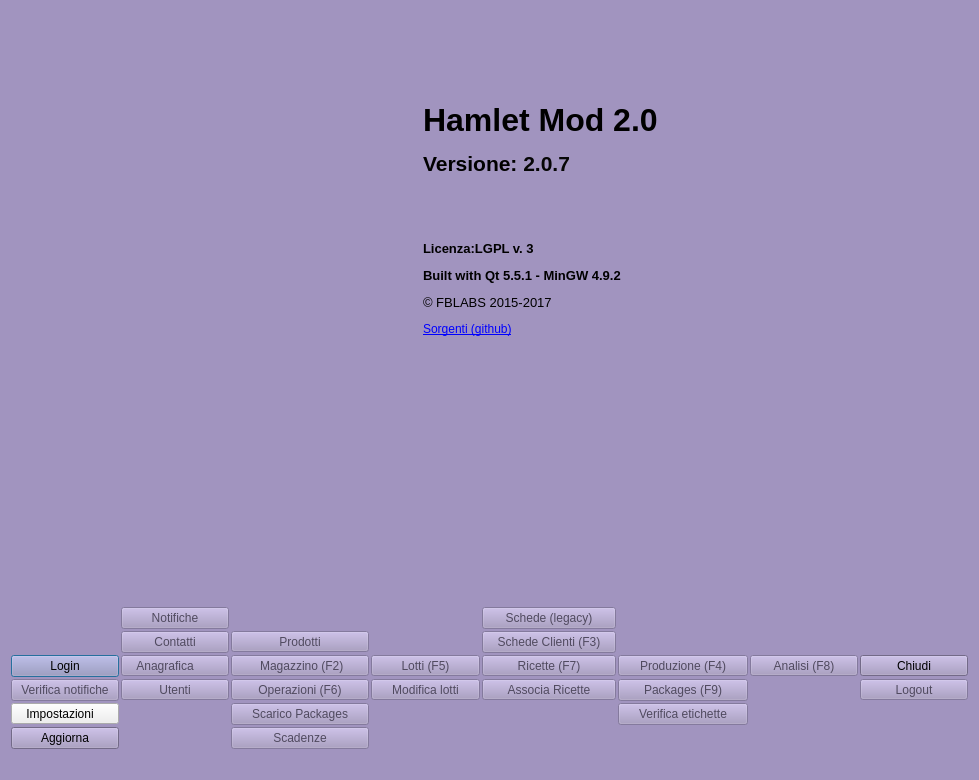
fblabs/hamlet-mod-sancon, file mainwindow.ui: the form before one commit.
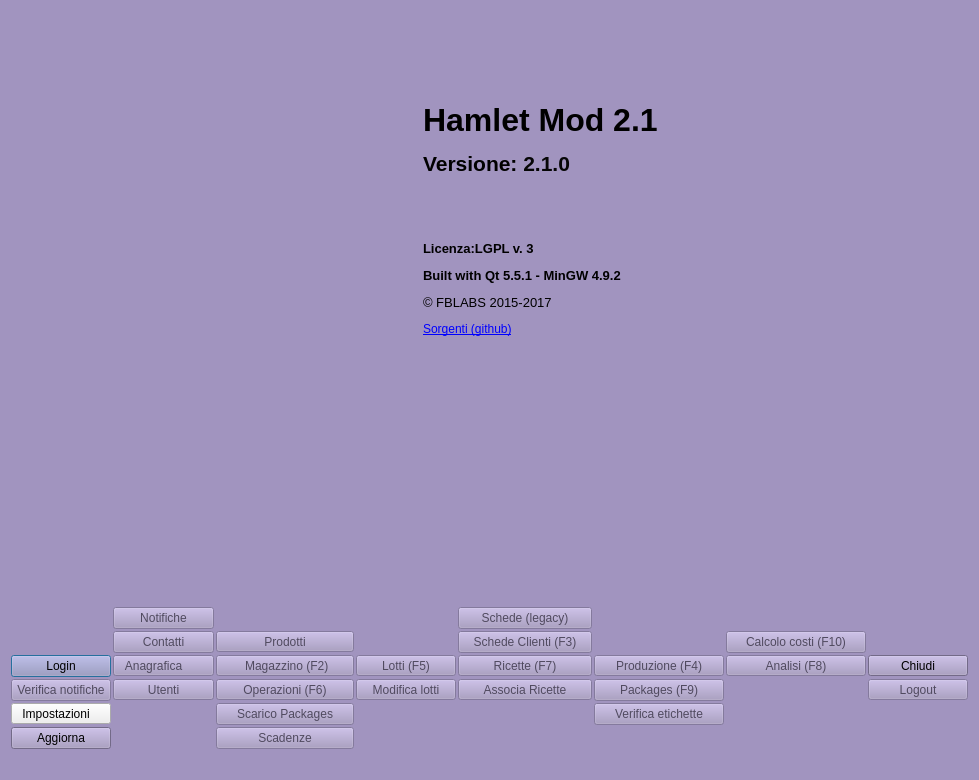
The form after the commit. Icons and pictures are not drawn.

Patch:
```diff
--- a/mainwindow.ui
+++ b/mainwindow.ui
@@ -539,7 +539,7 @@
       <item>
        <widget class="QLabel" name="label_2">
         <property name="text">
-         <string>&lt;html&gt;&lt;head/&gt;&lt;body&gt;&lt;p&gt;&lt;span style=&quot; font-size:24pt; font-weight:600;&quot;&gt;Hamlet Mod 2.0&lt;/span&gt;&lt;/p&gt;&lt;p&gt;&lt;span style=&quot; font-size:16pt; font-weight:600;&quot;&gt;Versione: &lt;/span&gt;&lt;span style=&quot; font-size:16pt; font-weight:600; color:#060606;&quot;&gt;2.0.7&lt;/span&gt;&lt;br/&gt;&lt;/p&gt;&lt;p&gt;&lt;br/&gt;&lt;/p&gt;&lt;p&gt;&lt;span style=&quot; font-size:10pt; font-weight:600;&quot;&gt;Licenza:LGPL v. 3&lt;/span&gt;&lt;/p&gt;&lt;p&gt;&lt;span style=&quot; font-size:10pt; font-weight:600;&quot;&gt;Built with Qt 5.5.1 - MinGW 4.9.2&lt;/span&gt;&lt;/p&gt;&lt;p&gt;&lt;span style=&quot; font-size:10pt;&quot;&gt;© FBLABS 2015-2017&lt;/span&gt;&lt;/p&gt;&lt;p&gt;&lt;a href=&quot;https://www.github.com/fblabs/hamlet-mod-sancon&quot;&gt;&lt;span style=&quot; text-decoration: underline; color:#0000ff;&quot;&gt;Sorgenti (github)&lt;/span&gt;&lt;/a&gt;&lt;/p&gt;&lt;/body&gt;&lt;/html&gt;</string>
+         <string>&lt;html&gt;&lt;head/&gt;&lt;body&gt;&lt;p&gt;&lt;span style=&quot; font-size:24pt; font-weight:600;&quot;&gt;Hamlet Mod 2.1&lt;/span&gt;&lt;/p&gt;&lt;p&gt;&lt;span style=&quot; font-size:16pt; font-weight:600;&quot;&gt;Versione: &lt;/span&gt;&lt;span style=&quot; font-size:16pt; font-weight:600; color:#060606;&quot;&gt;2.1.0&lt;/span&gt;&lt;br/&gt;&lt;/p&gt;&lt;p&gt;&lt;br/&gt;&lt;/p&gt;&lt;p&gt;&lt;span style=&quot; font-size:10pt; font-weight:600;&quot;&gt;Licenza:LGPL v. 3&lt;/span&gt;&lt;/p&gt;&lt;p&gt;&lt;span style=&quot; font-size:10pt; font-weight:600;&quot;&gt;Built with Qt 5.5.1 - MinGW 4.9.2&lt;/span&gt;&lt;/p&gt;&lt;p&gt;&lt;span style=&quot; font-size:10pt;&quot;&gt;© FBLABS 2015-2017&lt;/span&gt;&lt;/p&gt;&lt;p&gt;&lt;a href=&quot;https://www.github.com/fblabs/hamlet-mod-sancon&quot;&gt;&lt;span style=&quot; text-decoration: underline; color:#0000ff;&quot;&gt;Sorgenti (github)&lt;/span&gt;&lt;/a&gt;&lt;/p&gt;&lt;/body&gt;&lt;/html&gt;</string>
         </property>
         <property name="scaledContents">
          <bool>false</bool>
@@ -669,7 +669,7 @@
           </property>
           <property name="minimumSize">
            <size>
-            <width>80</width>
+            <width>140</width>
             <height>0</height>
            </size>
           </property>
@@ -1355,6 +1355,29 @@
           </property>
          </widget>
         </item>
+        <item row="3" column="8">
+         <widget class="QPushButton" name="pbCalcoloCosti">
+          <property name="enabled">
+           <bool>false</bool>
+          </property>
+          <property name="text">
+           <string>Calcolo costi (F10)</string>
+          </property>
+          <property name="icon">
+           <iconset resource="icons.qrc">
+            <normaloff>:/Resources/Cash-register-icon.png</normaloff>:/Resources/Cash-register-icon.png</iconset>
+          </property>
+          <property name="iconSize">
+           <size>
+            <width>32</width>
+            <height>32</height>
+           </size>
+          </property>
+          <property name="shortcut">
+           <string>F10</string>
+          </property>
+         </widget>
+        </item>
        </layout>
       </item>
      </layout>
```
Left out of the diff: 2 changed lines with no effect on the pictures.
